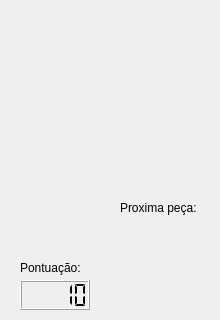
ungerer-ricardo/cpdl-tetris, file tabuleiro/tabuleiro.ui: the form before one commit; both pictures show x 0 to 220 and y 320 to 640 of the 220 by 640 pixel window.
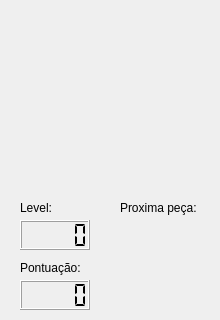
The form after the commit.

```diff
--- a/tabuleiro/tabuleiro.ui
+++ b/tabuleiro/tabuleiro.ui
@@ -69,7 +69,7 @@
     <enum>QLCDNumber::Flat</enum>
    </property>
    <property name="intValue" stdset="0">
-    <number>10</number>
+    <number>0</number>
    </property>
   </widget>
   <widget class="QLabel" name="labelPontuacao">
@@ -135,6 +135,56 @@
     <bool>false</bool>
    </property>
   </widget>
+  <widget class="QLabel" name="labelLevel">
+   <property name="geometry">
+    <rect>
+     <x>20</x>
+     <y>520</y>
+     <width>70</width>
+     <height>16</height>
+    </rect>
+   </property>
+   <property name="text">
+    <string>Level:</string>
+   </property>
+   <property name="textFormat">
+    <enum>Qt::AutoText</enum>
+   </property>
+   <property name="scaledContents">
+    <bool>false</bool>
+   </property>
+  </widget>
+  <widget class="QLCDNumber" name="level">
+   <property name="geometry">
+    <rect>
+     <x>20</x>
+     <y>540</y>
+     <width>70</width>
+     <height>30</height>
+    </rect>
+   </property>
+   <property name="maximumSize">
+    <size>
+     <width>70</width>
+     <height>30</height>
+    </size>
+   </property>
+   <property name="mouseTracking">
+    <bool>false</bool>
+   </property>
+   <property name="acceptDrops">
+    <bool>false</bool>
+   </property>
+   <property name="autoFillBackground">
+    <bool>false</bool>
+   </property>
+   <property name="segmentStyle">
+    <enum>QLCDNumber::Flat</enum>
+   </property>
+   <property name="intValue" stdset="0">
+    <number>0</number>
+   </property>
+  </widget>
  </widget>
  <layoutdefault spacing="6" margin="11"/>
  <resources/>
```
Left out of the diff: 2 changed lines with no effect on the pictures.
